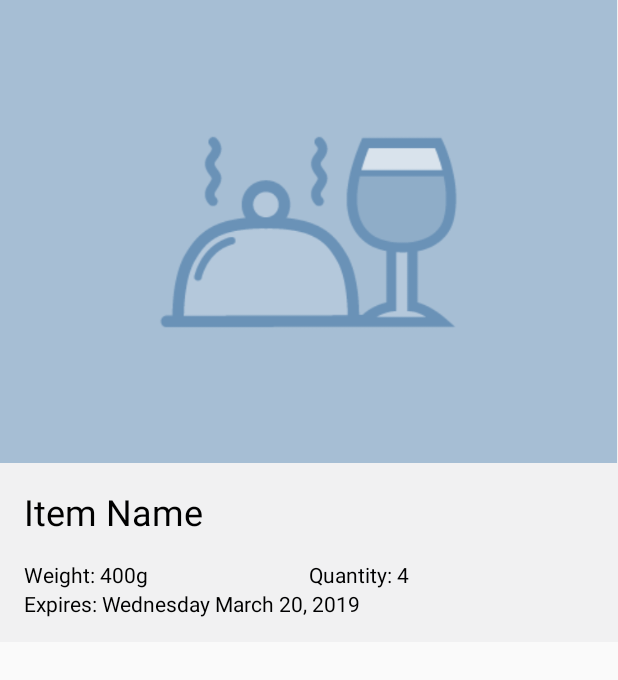
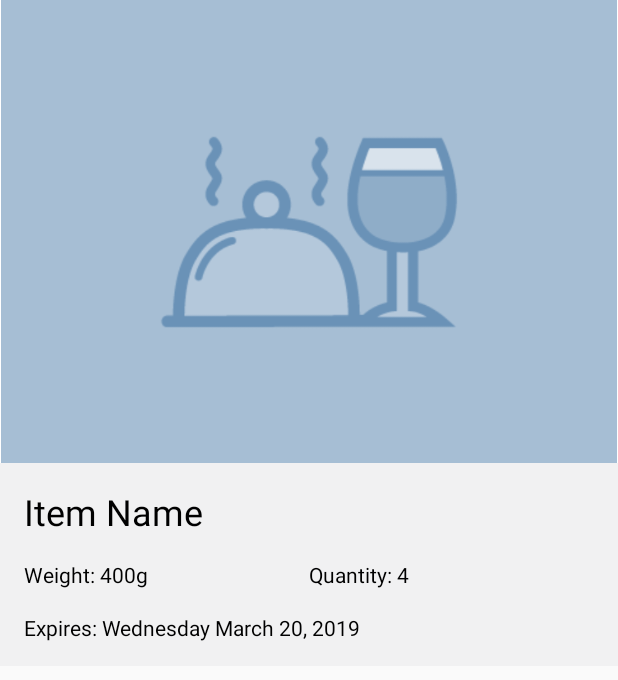
Before and after one commit to Team-SubliMate/SubliMate-Android, an Android app: the layout item_details_dialog.xml on its own in the app's theme, with its tools: preview values and no code run, on a phone screen of 412 x 824 dp. Shown: the top 680 px of the screen. Run offline under Robolectric (Android 15) with nearby library versions, the phone set to English and light mode, and no system bars.

Commit message:
Hacky item details ui fix

```diff
--- a/app/src/main/java/sublimate/com/sublimate/Presenter.java
+++ b/app/src/main/java/sublimate/com/sublimate/Presenter.java
@@ -41,8 +41,9 @@
 
     @Override
     public void removeItem(int itemId) {
-        RemoveItemEvent removeItemEvent = new RemoveItemEvent(itemId);
-        String itemJson = gson.toJson(removeItemEvent, RemoveItemEvent.class);
+        // It's tie breaker response because backend is lazy
+        TieBreakerEventResponse removeItemEvent = new TieBreakerEventResponse(itemId);
+        String itemJson = gson.toJson(removeItemEvent, TieBreakerEventResponse.class);
         sendEvent(itemJson);
     }
 
--- a/app/src/main/java/sublimate/com/sublimate/json/InventoryItem.java
+++ b/app/src/main/java/sublimate/com/sublimate/json/InventoryItem.java
@@ -21,7 +21,7 @@
     @SerializedName("imgurl")
     private String imageUrl;
 
-    @SerializedName("bestBefore")
+    @SerializedName("bestbefore")
     private String expiration;
 
     public InventoryItem(String name) {
--- a/app/src/main/java/sublimate/com/sublimate/view/ItemDetailsDialog.java
+++ b/app/src/main/java/sublimate/com/sublimate/view/ItemDetailsDialog.java
@@ -2,9 +2,8 @@
 
 import android.app.Dialog;
 import android.content.Context;
-import android.graphics.Color;
-import android.graphics.drawable.ColorDrawable;
 import android.support.annotation.NonNull;
+import android.view.View;
 import android.widget.ImageView;
 import android.widget.TextView;
 
@@ -30,10 +29,10 @@
         if (item.getImageUrl() != null) {
             Glide.with(context)
                     .load(item.getImageUrl())
-                    .fitCenter()
+                    .centerInside()
                     .into(itemImageIV);
         }
-        String titleText = item.getName();
+        String titleText = item.getName() + "  ";
         String weightText = context.getString(R.string.item_details_weight, item.getWeight());
         String quantityText = context.getString(R.string.item_details_quantity, item.getQuantity());
         String expirationText = context.getString(R.string.item_details_expiration, item.getExpiration());
@@ -41,6 +40,9 @@
         itemTitleTV.setText(titleText);
         itemWeightTV.setText(weightText);
         itemQuantityTV.setText(quantityText);
-        itemExpirationTV.setText(expirationText);
+
+        if (item.getExpiration() != null) {
+            itemExpirationTV.setText(expirationText);
+        }
     }
 }
--- a/app/src/main/res/layout/item_details_dialog.xml
+++ b/app/src/main/res/layout/item_details_dialog.xml
@@ -1,56 +1,74 @@
 <?xml version="1.0" encoding="utf-8"?>
-<LinearLayout xmlns:android="http://schemas.android.com/apk/res/android"
+<android.support.constraint.ConstraintLayout xmlns:android="http://schemas.android.com/apk/res/android"
     xmlns:tools="http://schemas.android.com/tools"
+    xmlns:app="http://schemas.android.com/apk/res-auto"
     android:orientation="vertical"
     android:layout_width="wrap_content"
     android:layout_height="wrap_content"
-    android:background="@color/overcast">
+    android:background="@android:color/white">
 
     <ImageView
         android:id="@+id/iv_inventory_item_image"
         android:layout_width="wrap_content"
         android:layout_height="wrap_content"
-        android:scaleType="fitStart"
         android:adjustViewBounds="true"
-        android:src="@drawable/default_image"/>
+        app:layout_constraintStart_toStartOf="parent"
+        app:layout_constraintTop_toTopOf="parent"
+        app:layout_constraintEnd_toEndOf="parent"
+        app:layout_constraintBottom_toTopOf="@id/tv_inventory_item_name"
+        android:src="@drawable/default_image" />
 
     <LinearLayout
-        android:orientation="vertical"
-        android:layout_width="match_parent"
-        android:layout_height="wrap_content"
-        android:padding="@dimen/default_padding">
+        android:layout_width="0dp"
+        android:layout_height="0dp"
+        app:layout_constraintStart_toStartOf="parent"
+        app:layout_constraintTop_toBottomOf="@id/iv_inventory_item_image"
+        app:layout_constraintEnd_toEndOf="parent"
+        app:layout_constraintBottom_toBottomOf="@id/tv_inventory_item_expiration"
+        android:background="@color/overcast"/>
 
     <TextView
         android:id="@+id/tv_inventory_item_name"
         android:layout_width="wrap_content"
         android:layout_height="wrap_content"
         android:textSize="@dimen/default_dialog_title_text_size"
-            tools:text="Item Name"/>
+        android:layout_margin="@dimen/default_margin"
+        app:layout_constraintTop_toBottomOf="@id/iv_inventory_item_image"
+        app:layout_constraintStart_toStartOf="parent"
+        tools:text="Item Name" />
 
-        <LinearLayout
-            android:orientation="horizontal"
-            android:layout_width="match_parent"
+    <TextView
+        android:id="@+id/tv_inventory_item_weight"
+        android:layout_width="wrap_content"
+        android:layout_height="wrap_content"
+        android:layout_margin="@dimen/default_margin"
+        app:layout_constraintTop_toBottomOf="@id/tv_inventory_item_name"
+        app:layout_constraintStart_toStartOf="parent"
+        tools:text="Weight: 400g" />
+
+    <android.support.constraint.Guideline
+        android:id="@+id/guideline"
+        android:layout_width="wrap_content"
+        android:layout_height="wrap_content"
+        android:orientation="vertical"
+        app:layout_constraintGuide_percent="0.5"/>
+
+    <TextView
+        android:id="@+id/tv_inventory_item_quantity"
+        android:layout_width="wrap_content"
         android:layout_height="wrap_content"
         android:layout_marginTop="@dimen/default_margin"
-            android:weightSum="1">
-                <TextView
-                    android:id="@+id/tv_inventory_item_weight"
-                    android:layout_width="match_parent"
-                    android:layout_height="wrap_content"
-                    android:layout_weight="0.5"
-                    tools:text="Weight: 400g"/>
-                <TextView
-                    android:id="@+id/tv_inventory_item_quantity"
-                    android:layout_width="match_parent"
-                    android:layout_height="wrap_content"
-                    android:layout_weight="0.5"
-                    tools:text="Quantity: 4"/>
-        </LinearLayout>
+        app:layout_constraintStart_toStartOf="@id/guideline"
+        app:layout_constraintTop_toBottomOf="@id/tv_inventory_item_name"
+        tools:text="Quantity: 4" />
 
     <TextView
         android:id="@+id/tv_inventory_item_expiration"
         android:layout_width="wrap_content"
         android:layout_height="wrap_content"
-            tools:text="Expires: Wednesday March 20, 2019"/>
-    </LinearLayout>
-</LinearLayout>
+        android:layout_margin="@dimen/default_margin"
+        android:paddingBottom="@dimen/default_padding"
+        app:layout_constraintTop_toBottomOf="@id/tv_inventory_item_weight"
+        app:layout_constraintStart_toStartOf="parent"
+        tools:text="Expires: Wednesday March 20, 2019" />
+</android.support.constraint.ConstraintLayout>
```
Lines whose indentation alone changed are shown as unchanged.
